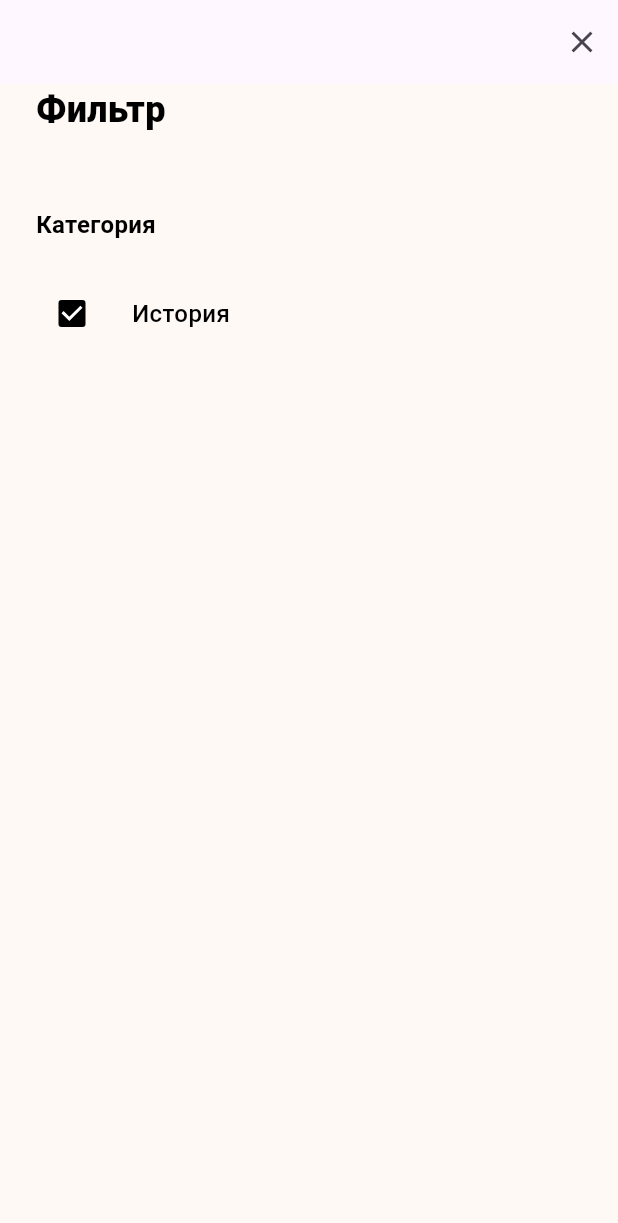
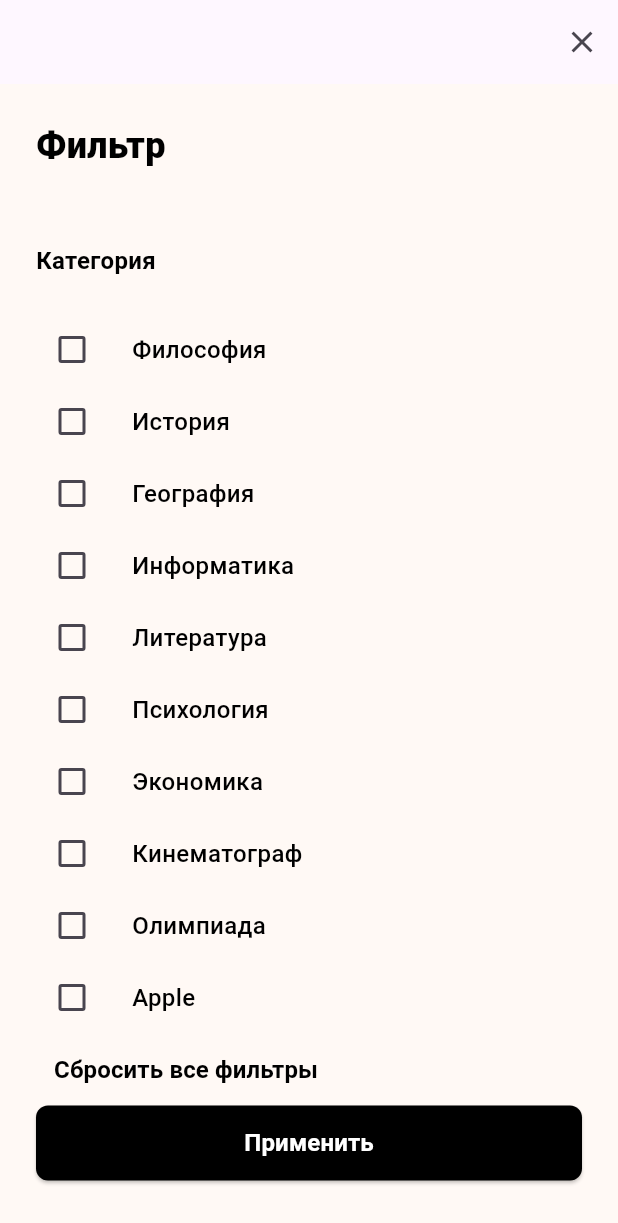
Before and after one commit to VladislavA966/Neobis_Flutter_Chapter9, a Flutter app: the ArticlesFilterScreen screen opened directly, on a phone screen of 412 x 824 dp. Shown: the top 1223 px of the screen. Run offline on Flutter 3.47's test engine with Material 3 defaults, Android fonts, the phone set to English and light mode, and no system bars; our stand-ins replace bloc, carousel_slider, dio, flutter_bloc, get_it; accounts and stored records are empty; network calls fail.

Commit message:
finished filters feature

```diff
--- a/lib/features/articles_screen/data/repositories/get_all_articles_repository_impl.dart
+++ b/lib/features/articles_screen/data/repositories/get_all_articles_repository_impl.dart
@@ -9,8 +9,8 @@ class GetAllArticlesRepositoryImpl implements GetAllArticlesRepo {
   GetAllArticlesRepositoryImpl({required this.dataSource});
 
   @override
-  Future<ArticlesEntity> getAllArticles() async {
-    final dataSourceList = await dataSource.getAllArticlesRemoteDataSource();
+  Future<ArticlesEntity> getAllArticles(String search, List<int> categories) async {
+    final dataSourceList = await dataSource.getAllArticlesRemoteDataSource(search, categories);
 
     final articlesEntities = dataSourceList.results!
         .map((articleModel) => articleModel.toEntity())
--- a/lib/features/articles_screen/domain/repo/get_all_atricles.dart
+++ b/lib/features/articles_screen/domain/repo/get_all_atricles.dart
@@ -2,6 +2,6 @@ import 'package:neobis_flutter_chapter9/features/articles_screen/domain/entity/a
 import 'package:neobis_flutter_chapter9/features/concrete_article_screen/domain/entities/concrete_article_entity.dart';
 
 abstract class GetAllArticlesRepo {
-  Future<ArticlesEntity> getAllArticles();
+  Future<ArticlesEntity> getAllArticles(String search, List<int> categories);
   Future<ConcreteArticleEntity> getConcreteArticle(int id);
 }
--- a/lib/features/articles_screen/domain/usecases/get_all_articles.dart
+++ b/lib/features/articles_screen/domain/usecases/get_all_articles.dart
@@ -6,8 +6,8 @@ class GetAllArticlesUseCase {
   final GetAllArticlesRepo repo;
 
   GetAllArticlesUseCase({required this.repo});
-  Future<ArticlesEntity> getArticles() async {
-    return repo.getAllArticles();
+  Future<ArticlesEntity> getArticles(String search, List<int> queryParameters) async {
+    return repo.getAllArticles(search, queryParameters);
   }
 
   Future<ConcreteArticleEntity> getConcreteArticle(int id) async {
--- a/lib/features/articles_screen/presentation/bloc/articles_bloc.dart
+++ b/lib/features/articles_screen/presentation/bloc/articles_bloc.dart
@@ -18,13 +18,12 @@ class ArticlesBloc extends Bloc<ArticlesEvent, ArticlesState> {
       (event, emit) async {
         emit(ArticlesLoading());
         try {
-          final model = await useCase.getArticles();
+          final model = await useCase.getArticles(event.search ?? '', event.categories ?? []);
           emit(
             ArticlesLoaded(model: model),
           );
         } catch (e) {
-          print(e.toString());
-          emit(
+          print(e.toString());      emit(
             ArticlesError(
               errorText: e.toString(),
             ),
--- a/lib/features/articles_screen/presentation/bloc/articles_event.dart
+++ b/lib/features/articles_screen/presentation/bloc/articles_event.dart
@@ -3,4 +3,9 @@ part of 'articles_bloc.dart';
 @immutable
 sealed class ArticlesEvent {}
 
-class GetAllArticlesEvent extends ArticlesEvent {}
+class GetAllArticlesEvent extends ArticlesEvent {
+  final String? search;
+  final List<int>? categories;
+
+  GetAllArticlesEvent({this.search, this.categories});
+}
--- a/lib/features/articles_screen/presentation/screens/articles_filter_screen.dart
+++ b/lib/features/articles_screen/presentation/screens/articles_filter_screen.dart
@@ -1,8 +1,8 @@
 import 'package:flutter/material.dart';
 import 'package:neobis_flutter_chapter9/core/recources/app_colors/app_colors.dart';
 import 'package:neobis_flutter_chapter9/core/recources/app_fonts.dart/app_fonts.dart';
-//Не законченный экран
-//Не отредактирован
+import 'package:neobis_flutter_chapter9/features/quizes_screen/presentation/widgets/quize_button.dart';
+
 class ArticlesFilterScreen extends StatefulWidget {
   const ArticlesFilterScreen({super.key});
 
@@ -11,6 +11,41 @@ class ArticlesFilterScreen extends StatefulWidget {
 }
 
 class _ArticlesFilterScreenState extends State<ArticlesFilterScreen> {
+  final List<bool> isSelected = List.generate(10, (_) => false);
+  final List<String> categories = [
+    'Философия',
+    'История',
+    'География',
+    'Информатика',
+    'Литература',
+    'Психология',
+    'Экономика',
+    'Кинематограф',
+    'Олимпиада',
+    'Apple'
+  ];
+
+  Widget _buildCheckbox(int index, String label) {
+    return Row(
+      children: [
+        Checkbox(
+          activeColor: AppColors.black,
+          value: isSelected[index],
+          onChanged: (bool? value) {
+            setState(() {
+              isSelected[index] = value ?? false;
+            });
+          },
+        ),
+        const SizedBox(width: 16),
+        Text(
+          label,
+          style: AppFonts.s16w500.copyWith(color: AppColors.black),
+        ),
+      ],
+    );
+  }
+
   @override
   Widget build(BuildContext context) {
     return Scaffold(
@@ -18,17 +53,13 @@ class _ArticlesFilterScreenState extends State<ArticlesFilterScreen> {
         automaticallyImplyLeading: false,
         actions: [
           IconButton(
-            onPressed: () {},
-            icon: const Icon(
-              Icons.close,
-            ),
+            onPressed: () => Navigator.pop(context),
+            icon: const Icon(Icons.close),
           ),
         ],
       ),
       body: Padding(
-        padding: const EdgeInsets.only(
-          left: 24,
-        ),
+        padding: const EdgeInsets.all(24.0),
         child: Column(
           crossAxisAlignment: CrossAxisAlignment.start,
           children: [
@@ -38,39 +69,40 @@ class _ArticlesFilterScreenState extends State<ArticlesFilterScreen> {
                 color: AppColors.black,
               ),
             ),
-            const SizedBox(
-              height: 48,
-            ),
+            const SizedBox(height: 48),
             Text(
               'Категория',
               style: AppFonts.s16w700.copyWith(
                 color: AppColors.black,
               ),
             ),
-            const SizedBox(
-              height: 24,
+            const SizedBox(height: 24),
+            ...List.generate(categories.length,
+                (index) => _buildCheckbox(index, categories[index])),
+            TextButton(
+              onPressed: () {
+                setState(() {
+                  isSelected.setAll(
+                      0, List.generate(isSelected.length, (_) => false));
+                });
+              },
+              child: Text(
+                'Сбросить все фильтры',
+                style: AppFonts.s16w700.copyWith(color: AppColors.black),
+              ),
             ),
-            Row(
-              children: [
-                Checkbox(
-                  activeColor: AppColors.black,
-                  value: true,
-                  onChanged: (bool? value) {
-                    setState(() {
+            QuizElevatedButton(
+              onPressed: () {
+                List<int> selectedCategories = [];
+                for (int i = 0; i < isSelected.length; i++) {
+                  if (isSelected[i]) {
+                    selectedCategories.add(i + 1);
+                  }
+                }
+                Navigator.pop(context, selectedCategories);
 
-                    });
-                  },
-                ),
-                const SizedBox(
-                  width: 16,
-                ),
-                Text(
-                  'История',
-                  style: AppFonts.s16w500.copyWith(
-                    color: AppColors.black,
-                  ),
-                ),
-              ],
+              },
+              title: 'Применить',
             ),
           ],
         ),
--- a/lib/features/main_screen/presentation/screens/main_screen.dart
+++ b/lib/features/main_screen/presentation/screens/main_screen.dart
@@ -21,6 +21,7 @@ class MainScreen extends StatefulWidget {
 }
 
 class _MainScreenState extends State<MainScreen> {
+  final controller = TextEditingController();
   List<Color> myColors = [
     AppColors.aqua,
     AppColors.blush,
@@ -80,7 +81,7 @@ class _MainScreenState extends State<MainScreen> {
         Navigator.push(
           context,
           MaterialPageRoute(
-            builder: (context) => const ArticlesScreen(),
+            builder: (context) =>  ArticlesScreen(),
           ),
         );
       },
```
Also changed, not shown: lib/features/articles_screen/data/data_source/remote_data_source.dart (+15 -5 lines), lib/features/articles_screen/presentation/screens/articles_screen.dart (+35 -9 lines), lib/features/articles_screen/presentation/widgets/common_text_field.dart (+4 -3 lines).
